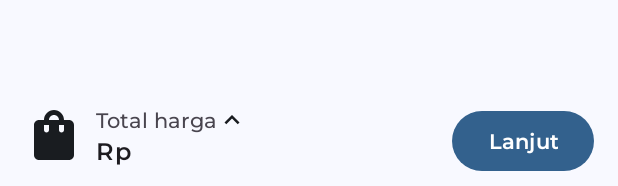
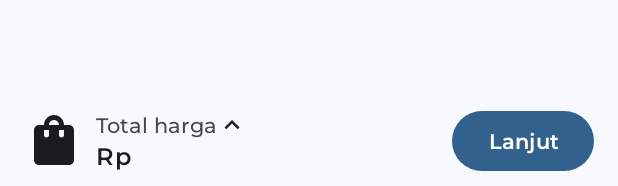
Before and after one commit to Sigit-Kurniawan/Mechaban-Mobile, an Android app: the layout activity_service.xml on its own in the app's theme, with its tools: preview values and no code run, on a phone screen of 412 x 824 dp. Shown: the part 1047-1233 px from the top of the screen. Run offline under Robolectric (Android 15) with nearby library versions, the phone set to English and light mode, and no system bars; plain views replace StepView.

Commit message:
feature service and class model api
add feature service but not fix and class model api

```diff
--- a/app/src/main/java/com/sigit/mechaban/auth/LoginActivity.java
+++ b/app/src/main/java/com/sigit/mechaban/auth/LoginActivity.java
@@ -24,6 +24,7 @@ import com.sigit.mechaban.components.ModalBottomSheet;
 import com.sigit.mechaban.connection.Connection;
 import com.sigit.mechaban.dashboard.customer.dashboard.DashboardActivity;
 import com.sigit.mechaban.R;
+import com.sigit.mechaban.object.Account;
 import com.sigit.mechaban.sessionmanager.SessionManager;
 
 import java.util.Objects;
@@ -39,6 +40,7 @@ public class LoginActivity extends AppCompatActivity implements ModalBottomSheet
     private String email, password;
     private boolean isValidateEmail, isValidatePassword;
     private final LoadingDialog loadingDialog = new LoadingDialog(this);
+    private Account account;
 
     @Override
     protected void onCreate(Bundle savedInstanceState) {
@@ -154,6 +156,8 @@ public class LoginActivity extends AppCompatActivity implements ModalBottomSheet
             email = Objects.requireNonNull(emailEditText.getText()).toString().trim();
             password = Objects.requireNonNull(passwordEditText.getText()).toString().trim();
 
+            account = new Account(email, password);
+
             loginEvent();
         });
 
@@ -173,7 +177,7 @@ public class LoginActivity extends AppCompatActivity implements ModalBottomSheet
         if (new Connection(this).isNetworkAvailable()) {
             SessionManager sessionManager = new SessionManager(this);
             ApiInterface apiInterface = ApiClient.getRetrofit().create(ApiInterface.class);
-            Call<Login> loginCall = apiInterface.loginResponse(email, password);
+            Call<Login> loginCall = apiInterface.loginResponse(account);
             loginCall.enqueue(new Callback<Login>() {
                 @Override
                 public void onResponse(@NonNull Call<Login> call, @NonNull Response<Login> response) {
--- a/app/src/main/res/layout/activity_service.xml
+++ b/app/src/main/res/layout/activity_service.xml
@@ -1,5 +1,5 @@
 <?xml version="1.0" encoding="utf-8"?>
-<androidx.constraintlayout.widget.ConstraintLayout xmlns:android="http://schemas.android.com/apk/res/android"
+<RelativeLayout xmlns:android="http://schemas.android.com/apk/res/android"
     xmlns:app="http://schemas.android.com/apk/res-auto"
     xmlns:tools="http://schemas.android.com/tools"
     android:id="@+id/main"
@@ -11,9 +11,6 @@
         android:id="@id/toolbar"
         android:layout_width="match_parent"
         android:layout_height="wrap_content"
-        app:layout_constraintEnd_toEndOf="parent"
-        app:layout_constraintStart_toStartOf="parent"
-        app:layout_constraintTop_toTopOf="parent"
         app:popupTheme="@style/ThemeOverlay.AppCompat.Light">
 
         <TextView
@@ -30,10 +27,11 @@
         android:id="@+id/step_view"
         android:layout_width="match_parent"
         android:layout_height="wrap_content"
+        android:layout_below="@+id/toolbar"
         android:paddingHorizontal="16dp"
         android:paddingBottom="8dp"
-        app:layout_constraintTop_toBottomOf="@+id/toolbar"
         app:sv_animationType="All"
+        app:sv_doneTextColor="@color/md_theme_onSurfaceVariant"
         app:sv_selectedCircleColor="@color/md_theme_primary"
         app:sv_selectedStepNumberColor="@color/md_theme_onPrimary"
         app:sv_selectedTextColor="@color/md_theme_onBackground"
@@ -44,30 +42,39 @@
         app:sv_stepNumberTextSize="16sp"
         app:sv_typeface="@font/montserrat_medium"/>
 
+    <ViewFlipper
+        android:id="@+id/view_flipper"
+        android:layout_width="match_parent"
+        android:layout_height="match_parent"
+        android:layout_below="@+id/step_view">
+
+        <RelativeLayout
+            android:id="@+id/select_service"
+            android:layout_width="match_parent"
+            android:layout_height="match_parent"
+            tools:ignore="UselessParent">
+
             <androidx.recyclerview.widget.RecyclerView
                 android:id="@+id/service_list"
                 android:layout_width="match_parent"
                 android:layout_height="0dp"
-        app:layout_constraintBottom_toTopOf="@+id/keterangan"
-        app:layout_constraintEnd_toEndOf="parent"
-        app:layout_constraintStart_toStartOf="parent"
-        app:layout_constraintTop_toBottomOf="@+id/step_view" />
+                android:layout_alignParentTop="true"
+                android:layout_above="@+id/keterangan" />
 
             <RelativeLayout
                 android:id="@+id/keterangan"
                 android:layout_width="match_parent"
                 android:layout_height="wrap_content"
+                android:layout_alignParentBottom="true"
                 android:elevation="@dimen/cardview_default_elevation"
                 android:paddingHorizontal="16dp"
-        android:paddingVertical="8dp"
-        app:layout_constraintBottom_toBottomOf="parent"
-        app:layout_constraintStart_toStartOf="parent"
-        app:layout_constraintEnd_toEndOf="parent">
+                android:paddingVertical="8dp">
 
                 <RelativeLayout
                     android:id="@+id/detail_service"
                     android:layout_width="wrap_content"
-            android:layout_height="wrap_content">
+                    android:layout_height="wrap_content"
+                    android:layout_centerVertical="true">
 
                     <ImageView
                         android:id="@+id/icon"
@@ -80,10 +87,10 @@
                         android:id="@+id/total_harga"
                         android:layout_width="wrap_content"
                         android:layout_height="wrap_content"
+                        android:layout_marginStart="8dp"
                         android:layout_toEndOf="@id/icon"
-                android:layout_marginStart="8dp"
-                android:text="Total harga"
-                android:fontFamily="@font/montserrat_medium" />
+                        android:fontFamily="@font/montserrat_medium"
+                        android:text="Total harga" />
 
                     <ImageView
                         android:layout_width="20dp"
@@ -118,8 +125,23 @@
                     android:id="@+id/next_button"
                     android:layout_width="wrap_content"
                     android:layout_height="wrap_content"
-            android:text="Lanjut"
+                    android:layout_alignParentEnd="true"
                     android:fontFamily="@font/montserrat_semibold"
-            android:layout_alignParentEnd="true"/>
+                    android:text="@string/lanjut"
+                    tools:ignore="RelativeOverlap" />
             </RelativeLayout>
-</androidx.constraintlayout.widget.ConstraintLayout>
+        </RelativeLayout>
+
+        <RelativeLayout
+            android:id="@+id/select_location"
+            android:layout_width="match_parent"
+            android:layout_height="match_parent">
+
+            <TextView
+                android:layout_width="wrap_content"
+                android:layout_height="wrap_content"
+                android:text="Pilih Lokasi"
+                android:layout_centerInParent="true" />
+        </RelativeLayout>
+    </ViewFlipper>
+</RelativeLayout>
--- a/app/src/main/res/values/strings.xml
+++ b/app/src/main/res/values/strings.xml
@@ -35,4 +35,5 @@
     <string name="tutup">Tutup</string>
     <string name="total">Total</string>
     <string name="detail_servis">Detail Servis</string>
+    <string name="lanjut">Lanjut</string>
 </resources>
```
Also changed, not shown: app/src/main/java/com/sigit/mechaban/api/ApiInterface.java (+3 -5 lines), app/src/main/java/com/sigit/mechaban/components/DetailBottomSheet.java (+12 -1 lines), app/src/main/java/com/sigit/mechaban/dashboard/customer/service/AccordionAdapter.java (+10 -11 lines), app/src/main/java/com/sigit/mechaban/dashboard/customer/service/DetailComponentAdapter.java (+28 -26 lines), app/src/main/java/com/sigit/mechaban/dashboard/customer/service/ServiceActivity.java (+44 -10 lines), app/src/main/java/com/sigit/mechaban/dashboard/customer/service/ServiceAdapter.java (+5 -7 lines), app/src/main/java/com/sigit/mechaban/object/Account.java (added, +17 -0 lines), app/src/main/res/layout/detail_component_item_recyclerview.xml (+5 -5 lines). Lines whose indentation alone changed are shown as unchanged.
